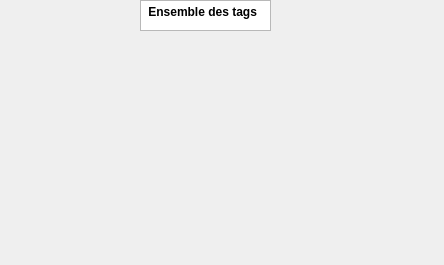
This is tagdialog.ui in SebGonzalez/BibliothequePhoto as Qt 5 draws it before an edit. The edited form follows.
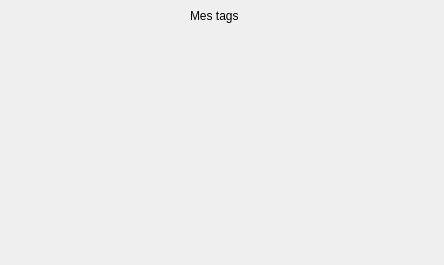
This is the edited form.

The edit to the form file:
```diff
--- a/tagdialog.ui
+++ b/tagdialog.ui
@@ -13,23 +13,6 @@
   <property name="windowTitle">
    <string>Dialog</string>
   </property>
-  <widget class="QTextBrowser" name="textBrowser">
-   <property name="geometry">
-    <rect>
-     <x>140</x>
-     <y>0</y>
-     <width>131</width>
-     <height>31</height>
-    </rect>
-   </property>
-   <property name="html">
-    <string>&lt;!DOCTYPE HTML PUBLIC &quot;-//W3C//DTD HTML 4.0//EN&quot; &quot;http://www.w3.org/TR/REC-html40/strict.dtd&quot;&gt;
-&lt;html&gt;&lt;head&gt;&lt;meta name=&quot;qrichtext&quot; content=&quot;1&quot; /&gt;&lt;style type=&quot;text/css&quot;&gt;
-p, li { white-space: pre-wrap; }
-&lt;/style&gt;&lt;/head&gt;&lt;body style=&quot; font-family:'Noto Sans'; font-size:9pt; font-weight:400; font-style:normal;&quot;&gt;
-&lt;p align=&quot;justify&quot; style=&quot; margin-top:12px; margin-bottom:12px; margin-left:0px; margin-right:0px; -qt-block-indent:0; text-indent:0px;&quot;&gt;&lt;span style=&quot; font-weight:600;&quot;&gt; Ensemble des tags&lt;/span&gt;&lt;/p&gt;&lt;/body&gt;&lt;/html&gt;</string>
-   </property>
-  </widget>
   <widget class="QWidget" name="gridLayoutWidget">
    <property name="geometry">
     <rect>
@@ -41,6 +24,25 @@
    </property>
    <layout class="QGridLayout" name="gridLayout"/>
   </widget>
+  <widget class="QLabel" name="label">
+   <property name="geometry">
+    <rect>
+     <x>190</x>
+     <y>0</y>
+     <width>81</width>
+     <height>31</height>
+    </rect>
+   </property>
+   <property name="sizePolicy">
+    <sizepolicy hsizetype="Preferred" vsizetype="Preferred">
+     <horstretch>50</horstretch>
+     <verstretch>51</verstretch>
+    </sizepolicy>
+   </property>
+   <property name="text">
+    <string>Mes tags</string>
+   </property>
+  </widget>
  </widget>
  <resources/>
  <connections/>
```
